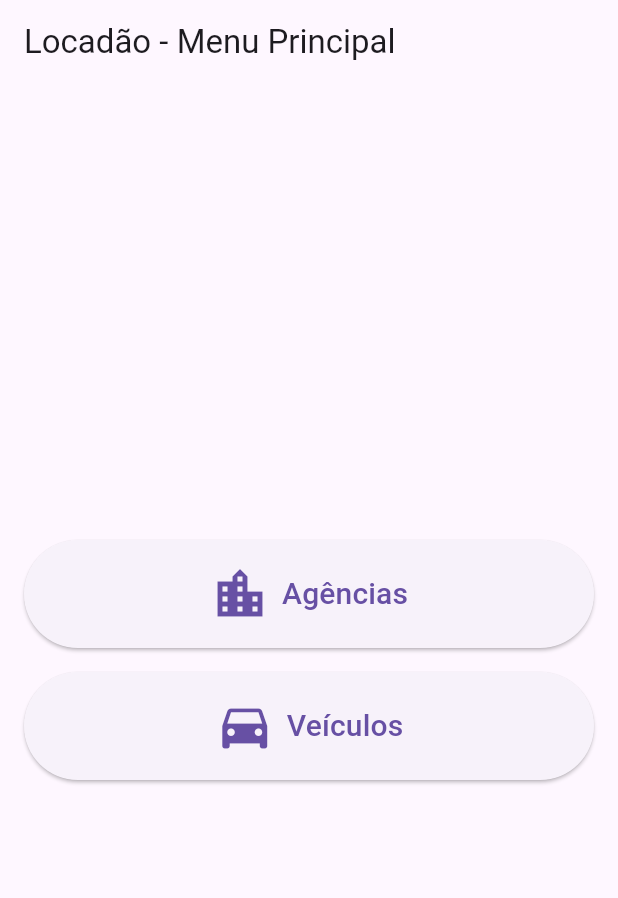
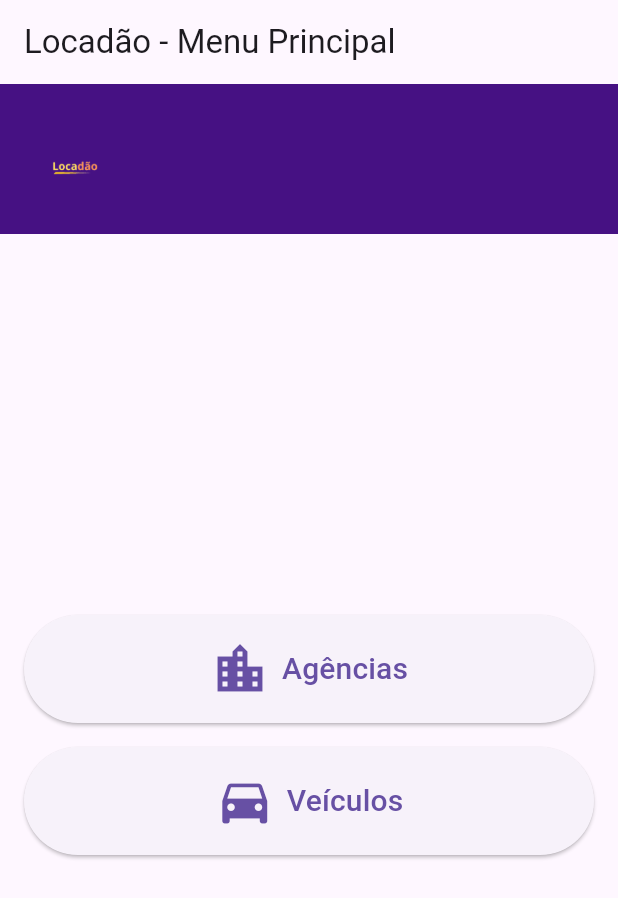
Before and after one commit to jcr04/Locadao.Flutter, a Flutter app: the screen it shows after launch, on a phone screen of 412 x 824 dp. Shown: the top 898 px of the screen. Run offline on Flutter 3.47's test engine with Material 3 defaults, Android fonts, the phone set to English and light mode, and no system bars.

Commit message:
ajustando rotas

```diff
--- a/locadao/lib/controllers/agencia_controller.dart
+++ b/locadao/lib/controllers/agencia_controller.dart
@@ -1,10 +1,9 @@
+import 'package:locadao/services/api_services_agencias.dart';
 import 'package:locadao/models/AgenciaDetalhes.dart';
-
 import '../models/agencia.dart';
-import '../services/api_service.dart';
 
 class AgenciaController {
-  final ApiService _apiService = ApiService();
+  final ApiServicesAgencias _apiService = ApiServicesAgencias();
 
   Future<List<Agencia>> getAgencias() async {
     return await _apiService.getAgencias();
--- a/locadao/lib/controllers/veiculo_controller.dart
+++ b/locadao/lib/controllers/veiculo_controller.dart
@@ -1,9 +1,9 @@
+import 'package:locadao/services/api_services_veiculos.dart';
 import 'package:locadao/models/Veiculo.dart';
 import 'package:locadao/models/VeiculoDetalhes.dart';
-import '../services/api_service.dart';
 
 class VeiculoController {
-  final ApiService _apiService = ApiService();
+  final ApiServicesVeiculos _apiService = ApiServicesVeiculos();
 
   Future<List<Veiculo>> getVeiculosDisponiveis() async {
     return await _apiService.getVeiculosDisponiveis();
--- a/locadao/lib/models/VeiculoDetalhes.dart
+++ b/locadao/lib/models/VeiculoDetalhes.dart
@@ -9,7 +9,6 @@ class VeiculoDetalhes {
   final bool automatico;
   final bool disponivelParaAluguel;
   final bool adaptadoParaPCD;
-  final String agenciaId;
 
   VeiculoDetalhes({
     required this.id,
@@ -22,7 +21,6 @@ class VeiculoDetalhes {
     required this.automatico,
     required this.disponivelParaAluguel,
     required this.adaptadoParaPCD,
-    required this.agenciaId,
   });
 
   factory VeiculoDetalhes.fromJson(Map<String, dynamic> json) {
@@ -39,7 +37,6 @@ class VeiculoDetalhes {
       automatico: json['automatico'] ?? false,
       disponivelParaAluguel: json['disponivelParaAluguel'] ?? false,
       adaptadoParaPCD: json['adaptadoParaPCD'] ?? false,
-      agenciaId: json['agenciaId'] ?? '',
     );
   }
 
@@ -55,7 +52,6 @@ class VeiculoDetalhes {
       'automatico': automatico,
       'disponivelParaAluguel': disponivelParaAluguel,
       'adaptadoParaPCD': adaptadoParaPCD,
-      'agenciaId': agenciaId,
     };
   }
 }
--- a/locadao/lib/views/home_page.dart
+++ b/locadao/lib/views/home_page.dart
@@ -1,17 +1,26 @@
 import 'package:flutter/material.dart';
 import 'package:locadao/views/veiculo_list_view.dart';
+import 'package:locadao/widgets/logo_header.dart';
 import 'agencia_list_view.dart';
-// import 'aluguel_list_view.dart';
-// import 'cliente_list_view.dart';
 
 class HomePage extends StatelessWidget {
+  const HomePage({super.key});
+
   @override
   Widget build(BuildContext context) {
     return Scaffold(
       appBar: AppBar(
         title: const Text('Locadão - Menu Principal'),
       ),
-      body: Padding(
+      body: Column(
+        children: [
+          // Adicionando o widget modularizado de header com a logo
+          const ImageHeaderWidget(
+            imagePath: 'lib/assets/locadao.png',
+            height: 100.0,
+          ),
+          Expanded(
+            child: Padding(
               padding: const EdgeInsets.all(16.0),
               child: Column(
                 mainAxisAlignment: MainAxisAlignment.center,
@@ -22,7 +31,8 @@ class HomePage extends StatelessWidget {
                     onTap: () {
                       Navigator.push(
                         context,
-                  MaterialPageRoute(builder: (context) => AgenciaListView()),
+                        MaterialPageRoute(
+                            builder: (context) => AgenciaListView()),
                       );
                     },
                   ),
@@ -32,7 +42,8 @@ class HomePage extends StatelessWidget {
                     onTap: () {
                       Navigator.push(
                         context,
-                  MaterialPageRoute(builder: (context) => VeiculoListView()),
+                        MaterialPageRoute(
+                            builder: (context) => VeiculoListView()),
                       );
                     },
                   ),
@@ -55,8 +66,12 @@ class HomePage extends StatelessWidget {
                   //       MaterialPageRoute(builder: (context) => ClienteListView()),
                   //     );
                   //   },
+                  // ),
                 ],
               ),
+            ),
+          ),
+        ],
       ),
     );
   }
@@ -67,7 +82,11 @@ class MenuButton extends StatelessWidget {
   final IconData icon;
   final VoidCallback onTap;
 
-  MenuButton({required this.title, required this.icon, required this.onTap});
+  const MenuButton(
+      {super.key,
+      required this.title,
+      required this.icon,
+      required this.onTap});
 
   @override
   Widget build(BuildContext context) {
--- a/locadao/lib/views/veiculo_detalhes_view.dart
+++ b/locadao/lib/views/veiculo_detalhes_view.dart
@@ -1,6 +1,6 @@
 import 'package:flutter/material.dart';
 import 'package:locadao/models/VeiculoDetalhes.dart';
-import 'package:locadao/services/api_service.dart';
+import 'package:locadao/services/api_services_veiculos.dart';
 
 class VeiculoDetalhesView extends StatelessWidget {
   final String veiculoId;
@@ -9,7 +9,7 @@ class VeiculoDetalhesView extends StatelessWidget {
 
   @override
   Widget build(BuildContext context) {
-    final ApiService _apiService = ApiService();
+    final ApiServicesVeiculos _apiService = ApiServicesVeiculos();
 
     return Scaffold(
       appBar: AppBar(
@@ -50,8 +50,6 @@ class VeiculoDetalhesView extends StatelessWidget {
                   Text(
                       'Adaptado para PCD: ${veiculo.adaptadoParaPCD ? "Sim" : "Não"}',
                       style: const TextStyle(fontSize: 18)),
-                  Text('Agência ID: ${veiculo.agenciaId}',
-                      style: const TextStyle(fontSize: 18)),
                 ],
               ),
             );
--- a/locadao/lib/views/veiculo_list_view.dart
+++ b/locadao/lib/views/veiculo_list_view.dart
@@ -1,6 +1,6 @@
 import 'package:flutter/material.dart';
-import 'package:locadao/services/api_service.dart';
 import 'package:locadao/models/Veiculo.dart';
+import 'package:locadao/services/api_services_veiculos.dart';
 import 'package:locadao/views/veiculo_detalhes_view.dart';
 import 'package:locadao/widgets/logo_header.dart';
 
@@ -10,7 +10,7 @@ class VeiculoListView extends StatefulWidget {
 }
 
 class _VeiculoListViewState extends State<VeiculoListView> {
-  final ApiService _apiService = ApiService();
+  final ApiServicesVeiculos _apiService = ApiServicesVeiculos();
   late Future<List<Veiculo>> _veiculos;
 
   @override
@@ -29,6 +29,7 @@ class _VeiculoListViewState extends State<VeiculoListView> {
         children: [
           const ImageHeaderWidget(
             imagePath: 'lib/assets/locadao.png',
+            height: 100.0,
           ),
           Expanded(
             child: FutureBuilder<List<Veiculo>>(
--- a/locadao/lib/widgets/logo_header.dart
+++ b/locadao/lib/widgets/logo_header.dart
@@ -8,8 +8,8 @@ class ImageHeaderWidget extends StatelessWidget {
   const ImageHeaderWidget({
     super.key,
     required this.imagePath,
-    this.height = 200.0,
-    this.backgroundColor = Colors.blue, // Define a cor de fundo como azul
+    this.height = 150.0,
+    this.backgroundColor = const Color.fromARGB(255, 70, 17, 131),
   });
 
   @override
@@ -17,12 +17,16 @@ class ImageHeaderWidget extends StatelessWidget {
     return Container(
       height: height,
       width: double.infinity,
-      color: backgroundColor, // Cor de fundo azul
+      color: backgroundColor,
       child: Padding(
-        padding: const EdgeInsets.all(8.0),
-        child: Image.asset(
-          imagePath,
-          fit: BoxFit.contain,
+        padding: const EdgeInsets.all(16.0),
+        child: Align(
+          alignment: Alignment.centerLeft,
+          child: Image.asset(
+            imagePath,
+            fit: BoxFit.contain,
+            height: height * 0.8,
+          ),
         ),
       ),
     );
```
Also changed, not shown: locadao/lib/models/AgenciaDetalhes.dart (+5 -4 lines), locadao/lib/models/Aluguel.dart (+18 -6 lines), locadao/lib/models/Veiculo.dart (+9 -4 lines), locadao/lib/models/agencia.dart (+16 -4 lines), locadao/lib/services/api_services_agencias.dart (renamed from locadao/lib/services/api_service.dart, +69 -69 lines), locadao/lib/services/api_services_veiculos.dart (added, +68 -0 lines), locadao/lib/views/agencia_list_view.dart (+24 -6 lines), locadao/lib/assets/locadao.png. Lines whose indentation alone changed are shown as unchanged.
